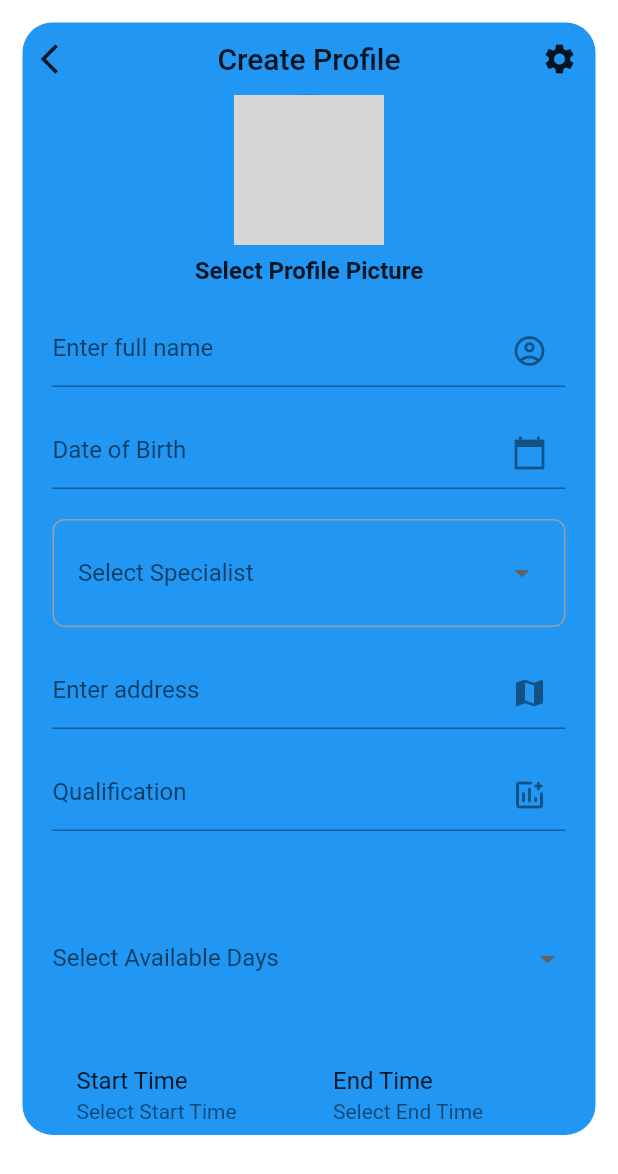
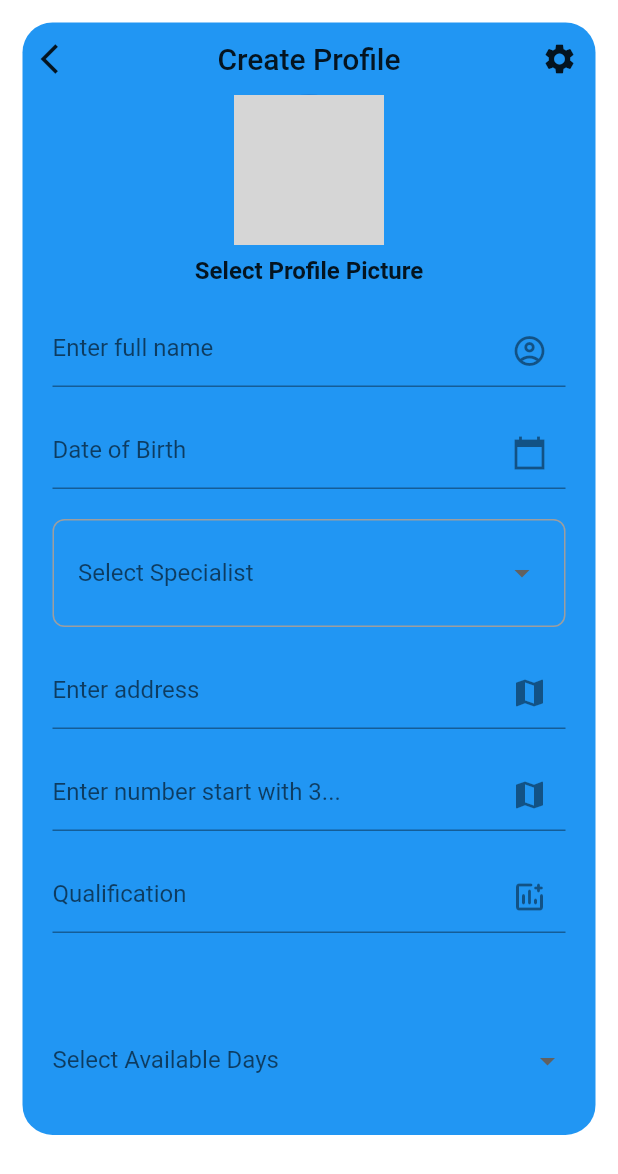
Before and after one commit to Nouman-Tasif/e-willness, a Flutter app: the DoctorProfileScreen screen opened directly with empty values, on a phone screen of 412 x 824 dp. Shown: the top 1174 px of the screen. Run offline on Flutter 3.47's test engine with Material 2 defaults, Android fonts, the phone set to English and light mode, and no system bars; our stand-ins replace cloud_firestore, firebase_auth, firebase_core, firebase_messaging, firebase_storage, flutter_local_notifications and 7 more; missing offline and left inert: flutter_3d_choice_chip, pretty_gauge; accounts and stored records are empty; network calls fail; grey boxes are pictures that could not be loaded.

Commit message:
whatsapp launch issue fixed

```diff
--- a/lib/screen/doctor_profile.dart
+++ b/lib/screen/doctor_profile.dart
@@ -1,9 +1,11 @@
 import 'package:cloud_firestore/cloud_firestore.dart';
 import 'package:flutter/material.dart';
 import 'package:myproject/screen/bookAOppoinment.dart';
+import 'package:url_launcher/url_launcher.dart';
 
 class DoctorProfile extends StatefulWidget {
   final String doctorId;
+
   const DoctorProfile({super.key, required this.doctorId});
 
   @override
@@ -20,7 +22,10 @@ class _DoctorProfileState extends State<DoctorProfile> {
         backgroundColor: Colors.teal,
       ),
       body: FutureBuilder<DocumentSnapshot>(
-        future: FirebaseFirestore.instance.collection('Doctor').doc(widget.doctorId).get(),
+        future: FirebaseFirestore.instance
+            .collection('Doctor')
+            .doc(widget.doctorId)
+            .get(),
         builder: (context, snapshot) {
           if (snapshot.connectionState == ConnectionState.waiting) {
             return const Center(
@@ -73,7 +78,8 @@ class _DoctorProfileState extends State<DoctorProfile> {
                         const SizedBox(height: 8),
                         Row(
                           children: [
-                            const Icon(Icons.calendar_today, size: 16, color: Colors.teal),
+                            const Icon(Icons.calendar_today,
+                                size: 16, color: Colors.teal),
                             const SizedBox(width: 8),
                             Text(
                               doctorData['dob'],
@@ -84,14 +90,14 @@ class _DoctorProfileState extends State<DoctorProfile> {
                         const SizedBox(height: 8),
                         Row(
                           children: [
-                            const Icon(Icons.local_hospital, size: 16, color: Colors.teal),
+                            const Icon(Icons.local_hospital,
+                                size: 16, color: Colors.teal),
                             const SizedBox(width: 8),
                             Expanded(
                               child: Text(
                                 doctorData['disease'].toString(),
                                 overflow: TextOverflow.visible,
                                 softWrap: true,
-
                                 style: const TextStyle(fontSize: 16),
                               ),
                             ),
@@ -100,7 +106,8 @@ class _DoctorProfileState extends State<DoctorProfile> {
                         const SizedBox(height: 8),
                         Row(
                           children: [
-                            const Icon(Icons.location_on, size: 16, color: Colors.teal),
+                            const Icon(Icons.location_on,
+                                size: 16, color: Colors.teal),
                             const SizedBox(width: 8),
                             Expanded(
                               child: Text(
@@ -113,7 +120,8 @@ class _DoctorProfileState extends State<DoctorProfile> {
                         const SizedBox(height: 8),
                         Row(
                           children: [
-                            const Icon(Icons.school, size: 16, color: Colors.teal),
+                            const Icon(Icons.school,
+                                size: 16, color: Colors.teal),
                             const SizedBox(width: 8),
                             Text(
                               doctorData['Qualification'],
@@ -124,7 +132,8 @@ class _DoctorProfileState extends State<DoctorProfile> {
                         const SizedBox(height: 8),
                         Row(
                           children: [
-                            const Icon(Icons.schedule, size: 16, color: Colors.teal),
+                            const Icon(Icons.schedule,
+                                size: 16, color: Colors.teal),
                             const SizedBox(width: 8),
                             Text(
                               doctorData['Available'],
@@ -135,11 +144,11 @@ class _DoctorProfileState extends State<DoctorProfile> {
                         const SizedBox(height: 8),
                         Row(
                           children: const [
-                             Icon(Icons.timelapse, size: 16, color: Colors.teal),
-                             SizedBox(width: 8),
+                            Icon(Icons.timelapse, size: 16, color: Colors.teal),
+                            SizedBox(width: 8),
                             Text(
                               '09:00am to 6:00pm',
-                              style:  TextStyle(fontSize: 16),
+                              style: TextStyle(fontSize: 16),
                             ),
                           ],
                         ),
@@ -152,18 +161,21 @@ class _DoctorProfileState extends State<DoctorProfile> {
                   child: Column(
                     children: [
                       ElevatedButton(
-                        onPressed: () {
-                          // Implement video call functionality
+                        onPressed: () async {
+                          debugPrint("url launch :");
+                          final Uri whatsapp = Uri.parse('https://wa.me/92${doctorData['number']}');
+                             launchUrl(whatsapp);
                         },
                         style: ElevatedButton.styleFrom(
                           backgroundColor: Colors.teal,
                           shape: RoundedRectangleBorder(
                             borderRadius: BorderRadius.circular(20),
                           ),
-                          padding: const EdgeInsets.symmetric(horizontal: 24, vertical: 16),
+                          padding: const EdgeInsets.symmetric(
+                              horizontal: 24, vertical: 16),
                         ),
                         child: const Text(
-                          'Start Video Call',
+                          'Contact on Whatsapp',
                           style: TextStyle(fontSize: 16),
                         ),
                       ),
@@ -173,7 +185,8 @@ class _DoctorProfileState extends State<DoctorProfile> {
                           Navigator.push(
                             context,
                             MaterialPageRoute(
-                              builder: (context) => AppointmentBookingScreen(doctorId: widget.doctorId),
+                              builder: (context) => AppointmentBookingScreen(
+                                  doctorId: widget.doctorId),
                             ),
                           );
                         },
@@ -182,7 +195,8 @@ class _DoctorProfileState extends State<DoctorProfile> {
                           shape: RoundedRectangleBorder(
                             borderRadius: BorderRadius.circular(20),
                           ),
-                          padding: const EdgeInsets.symmetric(horizontal: 24, vertical: 16),
+                          padding: const EdgeInsets.symmetric(
+                              horizontal: 24, vertical: 16),
                         ),
                         child: const Text(
                           'Book Appointment',
--- a/lib/screen/doctor_profile_screen.dart
+++ b/lib/screen/doctor_profile_screen.dart
@@ -263,6 +263,28 @@ class _DoctorProfileScreenState extends State<DoctorProfileScreen> {
                         ),
                         Padding(
                           padding: const EdgeInsets.only(
+                              left: 20, right: 20, bottom: 20),
+                          child: TextFormField(
+                            validator: (value) {
+                              if (value != null && value.isNotEmpty) {
+                                return null;
+                              }
+                              return "Enter number";
+                            },
+                            controller: viewModel.number,
+                            decoration: InputDecoration(
+                              hintText: 'Enter number start with 3...',
+                              suffixIcon: IconButton(
+                                icon: const Icon(Icons.map),
+                                onPressed: () {
+                                  // Handle icon pressed
+                                },
+                              ),
+                            ),
+                          ),
+                        ),
+                        Padding(
+                          padding: const EdgeInsets.only(
                               left: 20, right: 20, bottom: 50),
                           child: TextFormField(
                             validator: (value) {
--- a/lib/viewmodel/doctor_viewmodel.dart
+++ b/lib/viewmodel/doctor_viewmodel.dart
@@ -14,6 +14,7 @@ class DoctorProfileViewModel with ChangeNotifier {
   final dob = TextEditingController();
   final specialist = TextEditingController();
   final address = TextEditingController();
+  final number = TextEditingController();
   final qualification = TextEditingController();
   User? user = FirebaseAuth.instance.currentUser;
   TimeOfDay? startTime;
@@ -206,6 +207,7 @@ class DoctorProfileViewModel with ChangeNotifier {
       'dob': dob.text,
       'disease': selectedDiseases,
       'address': address.text,
+      'number' :number.text,
       'Qualification': qualification.text,
       'profileImage': imageURL ?? '',
       'Available' : availableDays.toString(),
--- a/pubspec.yaml
+++ b/pubspec.yaml
@@ -44,6 +44,7 @@ dependencies:
   provider: 6.1.2
   fluttertoast: 8.2.4
   image_picker:
+  url_launcher: 6.1.4
   flutter_3d_choice_chip:
   swipeable_button_view:
   page_transition:
```
Also changed, not shown: lib/screen/doctor_recomendation.dart (+1 -48 lines), 1 other file.
